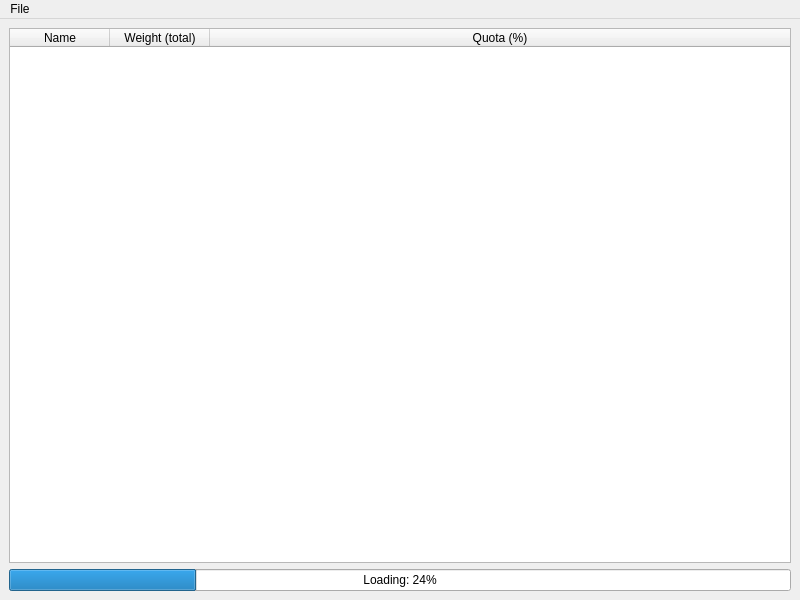
Old version of the form src/ui/main.ui in the repository Heiss/ETF-Constituents.
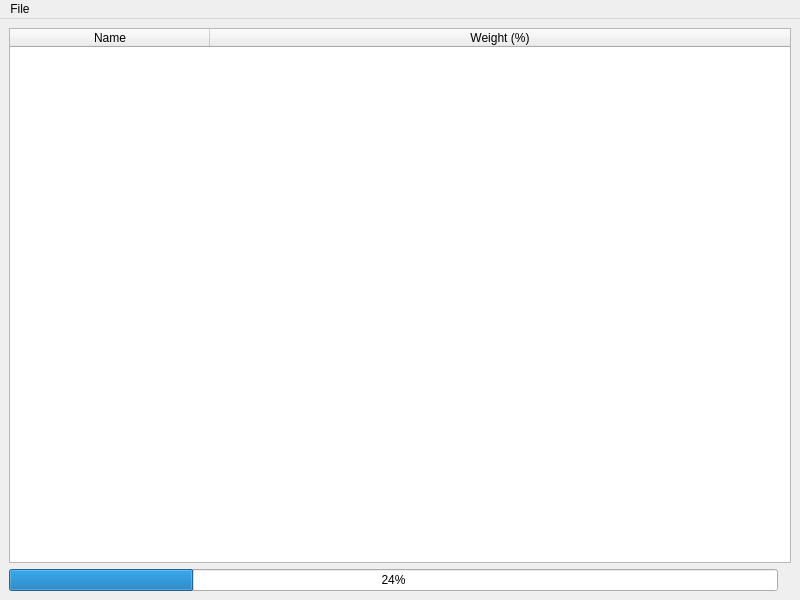
New version of the form.

```diff
--- a/src/ui/main.ui
+++ b/src/ui/main.ui
@@ -14,9 +14,7 @@
    <string>MainWindow</string>
   </property>
   <widget class="QWidget" name="centralwidget">
-   <layout class="QHBoxLayout" name="horizontalLayout">
-    <item>
-     <layout class="QVBoxLayout" name="verticalLayout_2">
+   <layout class="QVBoxLayout" name="verticalLayout_4">
       <item>
        <widget class="QTableWidget" name="tableWidget">
         <property name="sortingEnabled">
@@ -28,6 +26,9 @@
         <attribute name="horizontalHeaderMinimumSectionSize">
          <number>50</number>
         </attribute>
+      <attribute name="horizontalHeaderDefaultSectionSize">
+       <number>200</number>
+      </attribute>
         <attribute name="horizontalHeaderStretchLastSection">
          <bool>true</bool>
         </attribute>
@@ -38,23 +39,24 @@
         </column>
         <column>
          <property name="text">
-          <string>Weight (total)</string>
-         </property>
-        </column>
-        <column>
-         <property name="text">
-          <string>Quota (%)</string>
+        <string>Weight (%)</string>
          </property>
         </column>
        </widget>
       </item>
+    <item>
+     <layout class="QHBoxLayout" name="horizontalLayout_4">
       <item>
        <widget class="QProgressBar" name="progressBar">
         <property name="value">
          <number>24</number>
         </property>
-        <property name="format">
-         <string>Loading: %p%</string>
+       </widget>
+      </item>
+      <item>
+       <widget class="QLabel" name="label">
+        <property name="text">
+         <string/>
         </property>
        </widget>
       </item>
```
Left out of the diff: 5 changed lines with no effect on the pictures. Lines whose indentation alone changed are shown as unchanged.
